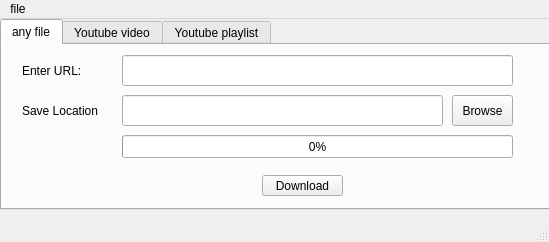
The window that main.ui (MoCrespo/cr-downloader) describes before a commit, drawn with Qt 5.
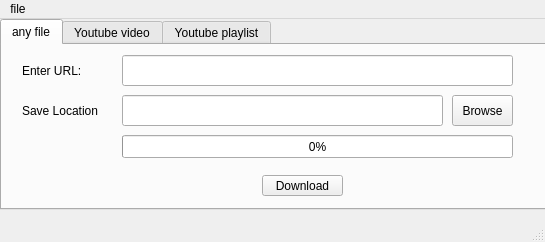
The same window after the commit. The open tabs and pages were chosen to show the change. Icons and pictures are not drawn.

Commit message: create youtube_video function to get video information

The edit to the form file:
```diff
--- a/main.ui
+++ b/main.ui
@@ -6,7 +6,7 @@
    <rect>
     <x>0</x>
     <y>0</y>
-    <width>549</width>
+    <width>545</width>
     <height>242</height>
    </rect>
   </property>
@@ -2595,7 +2595,7 @@
     <rect>
      <x>0</x>
      <y>0</y>
-     <width>549</width>
+     <width>545</width>
      <height>30</height>
     </rect>
    </property>
```
Left out of the diff: 2 changed lines with no effect on the pictures. The commit also changes 1 other file.
